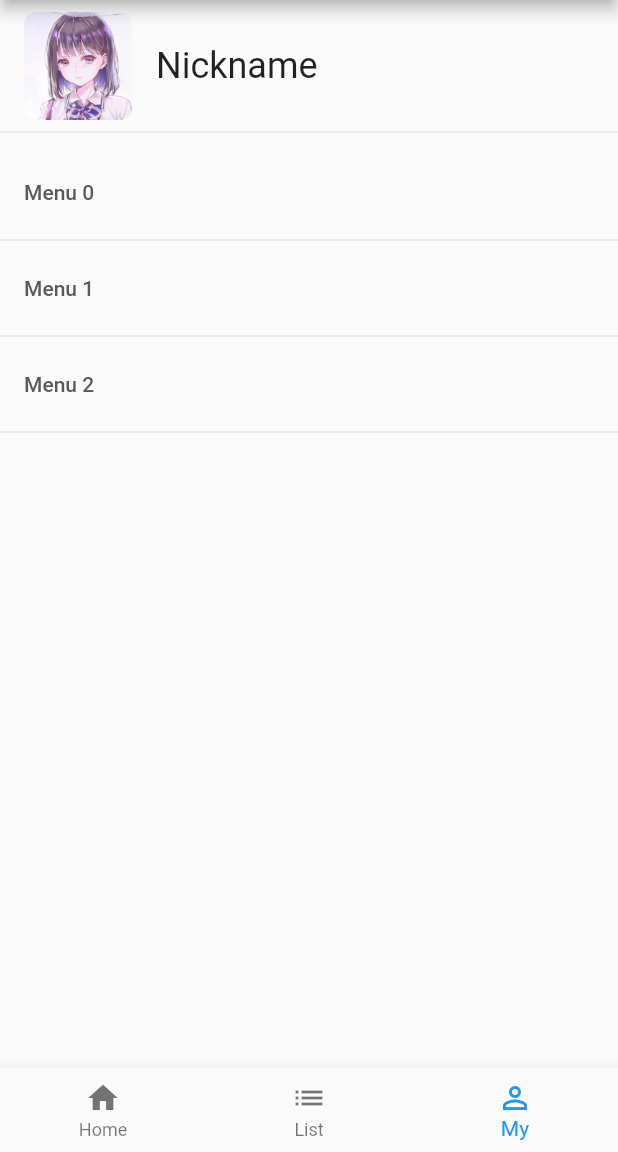
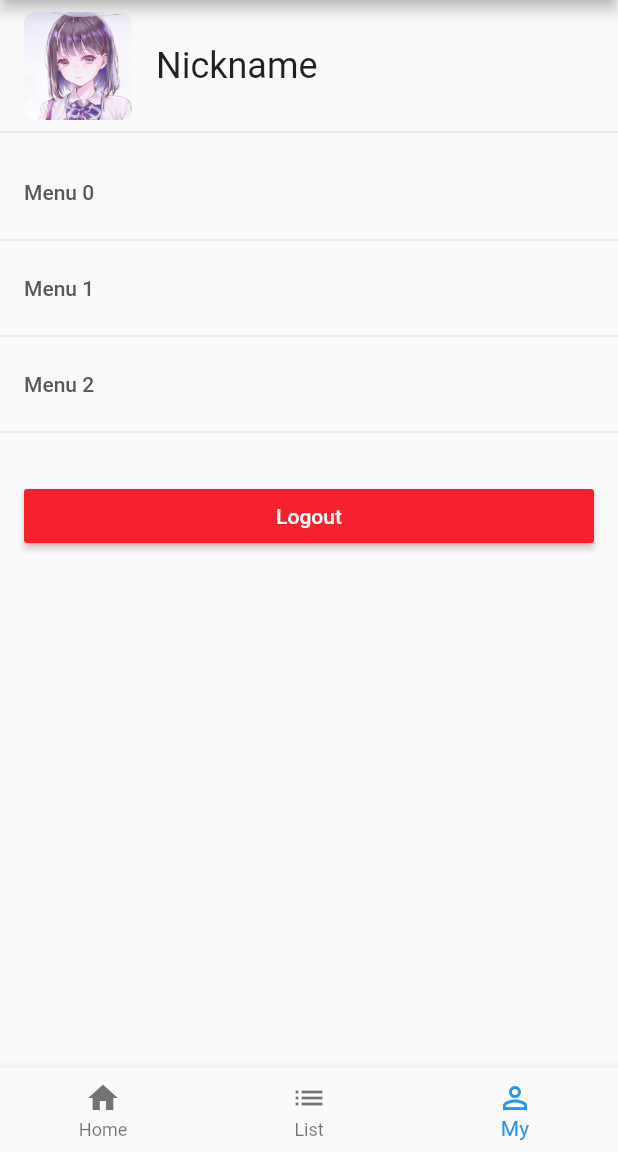
Before and after one commit to duan602728596/flutter-demo, a Flutter app: the HomePage screen opened directly, item 3 of the bottom bar chosen, on a phone screen of 412 x 824 dp, the part 84-1236 px from its top. Run offline on Flutter 3.47's test engine with Material 2 defaults, Android fonts, the phone set to English and light mode, and no system bars; our stand-ins replace dio; network calls fail.

Commit message:
feat: 完成退出功能

```diff
--- a/lib/home/homeList.dart
+++ b/lib/home/homeList.dart
@@ -13,7 +13,7 @@ class ListState extends State<HomeList> {
   }
 
   // 点击链接
-  void handleLinkPress(int i) {
+  void handleLinkPressed(int i) {
     (i);
   }
 
@@ -50,7 +50,7 @@ class ListState extends State<HomeList> {
             ),
             Text(item['title'], style: TextStyle(fontSize: 16, fontWeight: FontWeight.w400)),
           ]),
-          onPressed: () => handleLinkPress(i),
+          onPressed: () => handleLinkPressed(i),
         ),
       ));
     }
--- a/lib/login/form.dart
+++ b/lib/login/form.dart
@@ -42,7 +42,7 @@ class LoginForm extends StatelessWidget {
         // 路由跳转并删除路由
         Navigator.of(context).pushAndRemoveUntil(
           new MaterialPageRoute(builder: (context) => Home()),
-            (route) => route == null,
+          (route) => route == null,
         );
       } else {
         // 登陆失败
--- a/lib/my/main.dart
+++ b/lib/my/main.dart
@@ -1,8 +1,17 @@
 import 'package:flutter/material.dart';
 import './avatar.dart';
 import './menuItem.dart';
+import '../login/main.dart';
 
 class My extends StatelessWidget {
+  // 退出
+  void handleLogoutPressed(BuildContext context) {
+    Navigator.of(context).pushAndRemoveUntil(
+      new MaterialPageRoute(builder: (context) => Login()),
+      (route) => route == null,
+    );
+  }
+
   @override
   Widget build(BuildContext context) {
     return Column(children: <Widget>[
@@ -13,6 +22,23 @@ class My extends StatelessWidget {
       MenuItem(text: 'Menu 0'),
       MenuItem(text: 'Menu 1'),
       MenuItem(text: 'Menu 2'),
+
+      // 退出
+      Padding(
+        padding: EdgeInsets.only(top: 24, right: 16, left: 16),
+        child: Row(children: <Widget>[
+          Expanded(
+            flex: 1,
+            child: RaisedButton(
+              color: Color(0xfff5222d),
+              child: Text('Logout', style: TextStyle(color: Color(0xffffffff))),
+              onPressed: () {
+                handleLogoutPressed(context);
+              },
+            ),
+          ),
+        ]),
+      ),
     ]);
   }
 }
```
